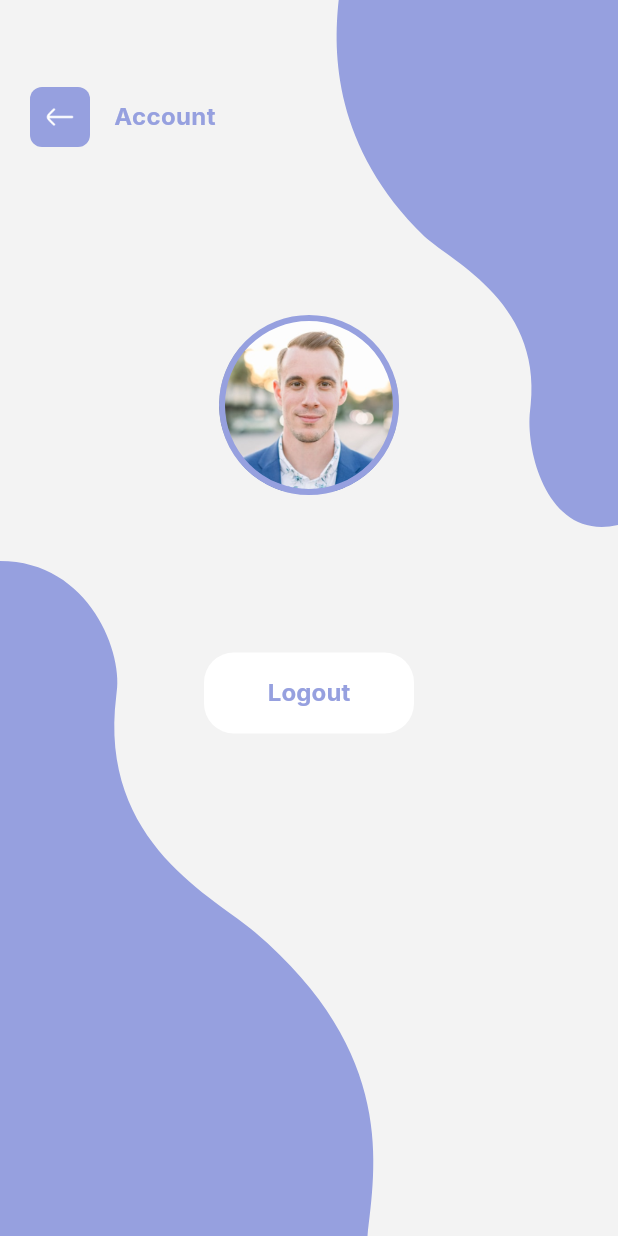
After one commit to iNeradipZmalup/my_management_client, a Flutter app: the AccountPage screen opened by its route, after a tap on "Logout", on a phone screen of 412 x 824 dp. The commit adds this screen. Run offline on Flutter 3.47's test engine with Material 3 defaults, Android fonts, the phone set to English and light mode, and no system bars; our stand-ins replace flutter_dotenv, fluttertoast, gap, get, google_fonts; missing offline and left inert: d_info, d_session, fd_log.

Commit message:
Add AccountPage implementation and navigation in HomeFragment

```diff
--- a/lib/main.dart
+++ b/lib/main.dart
@@ -3,6 +3,7 @@ import 'package:flutter_dotenv/flutter_dotenv.dart';
 import 'package:google_fonts/google_fonts.dart';
 import 'package:my_management_client/common/app_color.dart';
 import 'package:my_management_client/core/session.dart';
+import 'package:my_management_client/presentation/pages/account_page.dart';
 import 'package:my_management_client/presentation/pages/dashboard_page.dart';
 import 'package:my_management_client/presentation/pages/login_page.dart';
 import 'package:my_management_client/presentation/pages/register_page.dart';
@@ -54,6 +55,7 @@ class MainApp extends StatelessWidget {
         LoginPage.routeName: (context) => const LoginPage(),
         DashboardPage.routeName: (context) => const DashboardPage(),
         RegisterPage.routeName: (context) => const RegisterPage(),
+        AccountPage.routeName: (context) => const AccountPage(),
       },
     );
   }
--- /dev/null
+++ b/lib/presentation/pages/account_page.dart
@@ -0,0 +1,136 @@
+import 'package:d_info/d_info.dart';
+import 'package:flutter/material.dart';
+import 'package:gap/gap.dart';
+import 'package:my_management_client/common/app_color.dart';
+import 'package:my_management_client/core/session.dart';
+import 'package:my_management_client/presentation/widgets/bottom_clip_painter.dart';
+import 'package:my_management_client/presentation/widgets/custom_button.dart';
+import 'package:my_management_client/presentation/widgets/top_clip_painter.dart';
+
+class AccountPage extends StatefulWidget {
+  const AccountPage({super.key});
+
+  static const routeName = '/account';
+
+  @override
+  State<AccountPage> createState() => _AccountPageState();
+}
+
+class _AccountPageState extends State<AccountPage> {
+  void logout() async {
+    bool? yes = await DInfo.dialogConfirmation(
+      context,
+      'Logout',
+      'Yes to confirm',
+    );
+
+    if (yes ?? false) {
+      Session.removeUser();
+
+      if (mounted) {
+        Navigator.pushNamedAndRemoveUntil(
+          context,
+          '/login',
+          (route) => route.settings.name == '/dashboard',
+        );
+      }
+    }
+  }
+
+  @override
+  Widget build(BuildContext context) {
+    return Scaffold(
+      body: Stack(
+        children: [
+          const Align(alignment: Alignment.topRight, child: TopClipPainter()),
+          const Align(
+            alignment: Alignment.bottomLeft,
+            child: BottomClipPainter(),
+          ),
+          Positioned(top: 210, left: 0, right: 0, child: buildProfile()),
+          Positioned(top: 58, left: 20, right: 0, child: buildHeader()),
+        ],
+      ),
+    );
+  }
+
+  Widget buildProfile() {
+    return FutureBuilder(
+      future: Session.getUser(),
+      builder: (context, snapshot) {
+        final user = snapshot.data;
+        String name = user?.name ?? '';
+        String email = user?.email ?? '';
+        return Column(
+          crossAxisAlignment: CrossAxisAlignment.center,
+          children: [
+            Container(
+              width: 120,
+              height: 120,
+              decoration: BoxDecoration(
+                image: const DecorationImage(
+                  image: AssetImage('assets/images/profile.png'),
+                ),
+                shape: BoxShape.circle,
+                border: Border.all(width: 4, color: AppColor.primary),
+              ),
+            ),
+            const Gap(16),
+            Text(
+              name,
+              style: const TextStyle(
+                fontWeight: FontWeight.bold,
+                fontSize: 18,
+                color: AppColor.textTitle,
+              ),
+            ),
+            const Gap(4),
+            Text(
+              email,
+              style: const TextStyle(fontSize: 14, color: AppColor.textBody),
+            ),
+            const Gap(40),
+            SizedBox(
+              width: 140,
+              child: ButtonSecondary(onPressed: logout, title: 'Logout'),
+            ),
+          ],
+        );
+      },
+    );
+  }
+
+  Widget buildHeader() {
+    return Row(
+      children: [
+        Material(
+          color: AppColor.primary,
+          borderRadius: BorderRadius.circular(8),
+          child: InkWell(
+            onTap: () => Navigator.pop(context),
+            borderRadius: BorderRadius.circular(8),
+            child: Container(
+              width: 40,
+              height: 40,
+              alignment: Alignment.center,
+              child: const ImageIcon(
+                AssetImage('assets/icons/arrow_back.png'),
+                size: 24,
+                color: Colors.white,
+              ),
+            ),
+          ),
+        ),
+        const Gap(16),
+        const Text(
+          'Account',
+          style: TextStyle(
+            fontWeight: FontWeight.bold,
+            fontSize: 16,
+            color: AppColor.primary,
+          ),
+        ),
+      ],
+    );
+  }
+}
--- a/lib/presentation/pages/fragments/home_fragment.dart
+++ b/lib/presentation/pages/fragments/home_fragment.dart
@@ -10,6 +10,7 @@ import 'package:my_management_client/data/models/mood_model.dart';
 import 'package:my_management_client/data/models/user_model.dart';
 import 'package:my_management_client/presentation/controllers/home/agenda_today_controller.dart';
 import 'package:my_management_client/presentation/controllers/home/mood_today_controller.dart';
+import 'package:my_management_client/presentation/pages/account_page.dart';
 import 'package:my_management_client/presentation/widgets/response_failed.dart';
 
 class HomeFragment extends StatefulWidget {
@@ -35,7 +36,9 @@ class _HomeFragmentState extends State<HomeFragment> {
 
   void gotoChatAI() {}
 
-  void gotoAccount() {}
+  void gotoAccount() {
+    Navigator.pushNamed(context, AccountPage.routeName);
+  }
 
   void gotoChooseMood() {}
 
```
